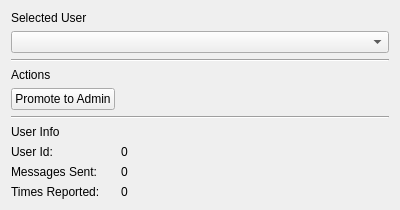
First picture: the form in Client/adminSettings.ui, repository darthmorf/Photon, before the edit.
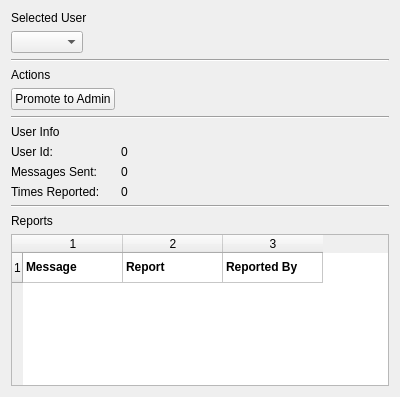
Second picture: the form after the edit.

Commit message: Reports now listed in admin menu

```diff
--- a/Client/adminSettings.ui
+++ b/Client/adminSettings.ui
@@ -7,7 +7,7 @@
     <x>0</x>
     <y>0</y>
     <width>400</width>
-    <height>199</height>
+    <height>397</height>
    </rect>
   </property>
   <property name="windowTitle">
@@ -21,6 +21,9 @@
      </property>
     </widget>
    </item>
+   <item row="1" column="0">
+    <widget class="QComboBox" name="userListComboBox"/>
+   </item>
    <item row="2" column="0" colspan="2">
     <widget class="Line" name="line">
      <property name="orientation">
@@ -35,6 +38,13 @@
      </property>
     </widget>
    </item>
+   <item row="4" column="0">
+    <widget class="QPushButton" name="toggleAdminStatus">
+     <property name="text">
+      <string>Promote to Admin</string>
+     </property>
+    </widget>
+   </item>
    <item row="5" column="0" colspan="2">
     <widget class="Line" name="line_2">
      <property name="orientation">
@@ -49,30 +59,6 @@
      </property>
     </widget>
    </item>
-   <item row="8" column="0">
-    <widget class="QLabel" name="label_4">
-     <property name="text">
-      <string>Messages Sent:</string>
-     </property>
-    </widget>
-   </item>
-   <item row="8" column="1">
-    <widget class="QLabel" name="messageCountLabel">
-     <property name="text">
-      <string>0</string>
-     </property>
-    </widget>
-   </item>
-   <item row="4" column="0">
-    <widget class="QPushButton" name="toggleAdminStatus">
-     <property name="text">
-      <string>Promote to Admin</string>
-     </property>
-    </widget>
-   </item>
-   <item row="1" column="0" colspan="2">
-    <widget class="QComboBox" name="userListComboBox"/>
-   </item>
    <item row="7" column="0">
     <widget class="QLabel" name="label_5">
      <property name="text">
@@ -87,6 +73,20 @@
      </property>
     </widget>
    </item>
+   <item row="8" column="0">
+    <widget class="QLabel" name="label_4">
+     <property name="text">
+      <string>Messages Sent:</string>
+     </property>
+    </widget>
+   </item>
+   <item row="8" column="1">
+    <widget class="QLabel" name="messageCountLabel">
+     <property name="text">
+      <string>0</string>
+     </property>
+    </widget>
+   </item>
    <item row="9" column="0">
     <widget class="QLabel" name="label_6">
      <property name="text">
@@ -101,6 +101,79 @@
      </property>
     </widget>
    </item>
+   <item row="10" column="0" colspan="2">
+    <widget class="Line" name="line_3">
+     <property name="orientation">
+      <enum>Qt::Horizontal</enum>
+     </property>
+    </widget>
+   </item>
+   <item row="11" column="0">
+    <widget class="QLabel" name="label_7">
+     <property name="text">
+      <string>Reports</string>
+     </property>
+    </widget>
+   </item>
+   <item row="12" column="0" colspan="2">
+    <widget class="QTableWidget" name="reportTable">
+     <property name="editTriggers">
+      <set>QAbstractItemView::NoEditTriggers</set>
+     </property>
+     <property name="dragEnabled">
+      <bool>true</bool>
+     </property>
+     <property name="alternatingRowColors">
+      <bool>true</bool>
+     </property>
+     <property name="rowCount">
+      <number>1</number>
+     </property>
+     <property name="columnCount">
+      <number>3</number>
+     </property>
+     <attribute name="horizontalHeaderVisible">
+      <bool>true</bool>
+     </attribute>
+     <row/>
+     <column/>
+     <column/>
+     <column/>
+     <item row="0" column="0">
+      <property name="text">
+       <string notr="true">Message</string>
+      </property>
+      <property name="font">
+       <font>
+        <weight>75</weight>
+        <bold>true</bold>
+       </font>
+      </property>
+     </item>
+     <item row="0" column="1">
+      <property name="text">
+       <string>Report</string>
+      </property>
+      <property name="font">
+       <font>
+        <weight>75</weight>
+        <bold>true</bold>
+       </font>
+      </property>
+     </item>
+     <item row="0" column="2">
+      <property name="text">
+       <string>Reported By</string>
+      </property>
+      <property name="font">
+       <font>
+        <weight>75</weight>
+        <bold>true</bold>
+       </font>
+      </property>
+     </item>
+    </widget>
+   </item>
   </layout>
  </widget>
  <resources/>
```
The commit also changes 3 other files.
